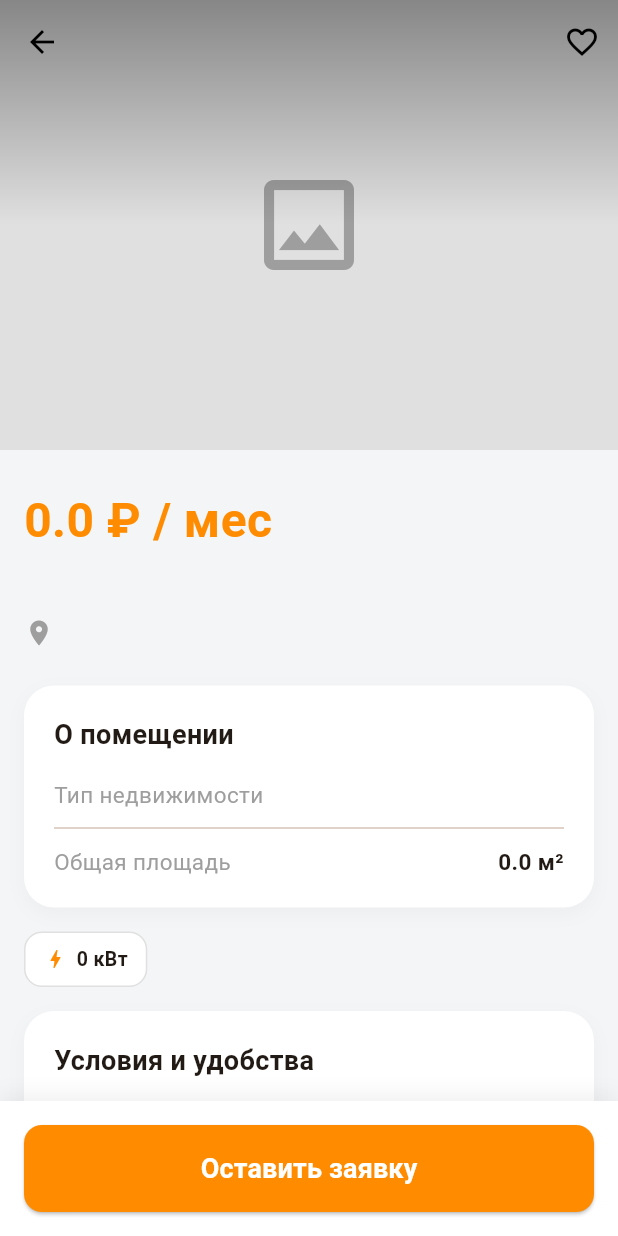
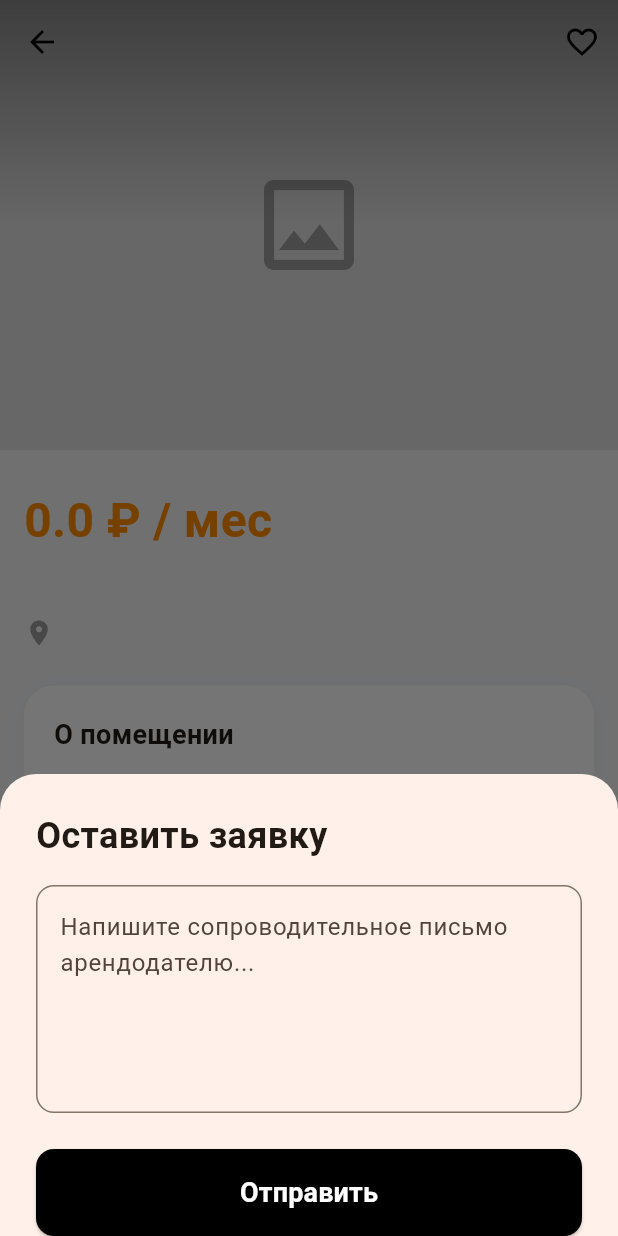
Before and after one commit to Johan0565/street-retail-aggregator, a Flutter app: the PropertyDetailsScreen screen opened directly with empty values, after a tap on "Оставить заявку", on a phone screen of 412 x 824 dp. Run offline on Flutter 3.47's test engine with Material 3 defaults, Android fonts, the phone set to English and light mode, and no system bars; our stand-ins replace dio, flutter_secure_storage, geolocator, pinput; missing offline and left inert: yandex_mapkit; accounts and stored records are empty; network calls fail.

Commit message:
Added some bugs

```diff
--- a/frontend/lib/src/presentation/screens/tenant/property_details_screen.dart
+++ b/frontend/lib/src/presentation/screens/tenant/property_details_screen.dart
@@ -70,7 +70,75 @@ class _PropertyDetailsScreenState extends State<PropertyDetailsScreen> {
   }
 
   void _showApplicationSheet(BuildContext context, Property property) {
-    // ... Твой код BottomSheet (оставляем без изменений, он отличный) ...
+    final TextEditingController letterController = TextEditingController();
+    bool isSubmitting = false;
+
+    showModalBottomSheet(
+      context: context,
+      isScrollControlled: true,
+      shape: const RoundedRectangleBorder(borderRadius: BorderRadius.vertical(top: Radius.circular(24))),
+      builder: (context) {
+        return StatefulBuilder(
+          builder: (BuildContext context, StateSetter setStateSheet) {
+            return Padding(
+              padding: EdgeInsets.only(
+                  bottom: MediaQuery.of(context).viewInsets.bottom, // Чтобы клавиатура не перекрывала
+                  left: 24, right: 24, top: 24
+              ),
+              child: Column(
+                mainAxisSize: MainAxisSize.min,
+                crossAxisAlignment: CrossAxisAlignment.start,
+                children: [
+                  const Text('Оставить заявку', style: TextStyle(fontSize: 24, fontWeight: FontWeight.bold)),
+                  const SizedBox(height: 16),
+                  TextField(
+                    controller: letterController,
+                    maxLines: 5,
+                    decoration: InputDecoration(
+                      hintText: 'Напишите сопроводительное письмо арендодателю...',
+                      border: OutlineInputBorder(borderRadius: BorderRadius.circular(12)),
+                      focusedBorder: OutlineInputBorder(borderRadius: BorderRadius.circular(12), borderSide: BorderSide(color: primaryOrange, width: 2)),
+                    ),
+                  ),
+                  const SizedBox(height: 24),
+                  SizedBox(
+                    width: double.infinity,
+                    child: ElevatedButton(
+                      onPressed: isSubmitting ? null : () async {
+                        final text = letterController.text.trim();
+                        if (text.isEmpty) {
+                          ScaffoldMessenger.of(context).showSnackBar(const SnackBar(content: Text('Напишите сообщение')));
+                          return;
+                        }
+
+                        setStateSheet(() => isSubmitting = true);
+                        final success = await ApplicationService().createApplication(property.id, text);
+                        setStateSheet(() => isSubmitting = false);
+
+                        if (success) {
+                          Navigator.pop(context);
+                          ScaffoldMessenger.of(context).showSnackBar(const SnackBar(content: Text('Заявка успешно отправлена!'), backgroundColor: Colors.green));
+                        } else {
+                          ScaffoldMessenger.of(context).showSnackBar(const SnackBar(content: Text('Ошибка при отправке'), backgroundColor: Colors.red));
+                        }
+                      },
+                      style: ElevatedButton.styleFrom(
+                          backgroundColor: Colors.black,
+                          padding: const EdgeInsets.symmetric(vertical: 16),
+                          shape: RoundedRectangleBorder(borderRadius: BorderRadius.circular(12))
+                      ),
+                      child: isSubmitting
+                          ? const CircularProgressIndicator(color: Colors.white)
+                          : const Text('Отправить', style: TextStyle(fontSize: 18, color: Colors.white, fontWeight: FontWeight.bold)),
+                    ),
+                  )
+                ],
+              ),
+            );
+          },
+        );
+      },
+    );
   }
 
   @override
```
Also changed, not shown: frontend/lib/src/domain/property.dart (+19 -19 lines), 1 other file.
